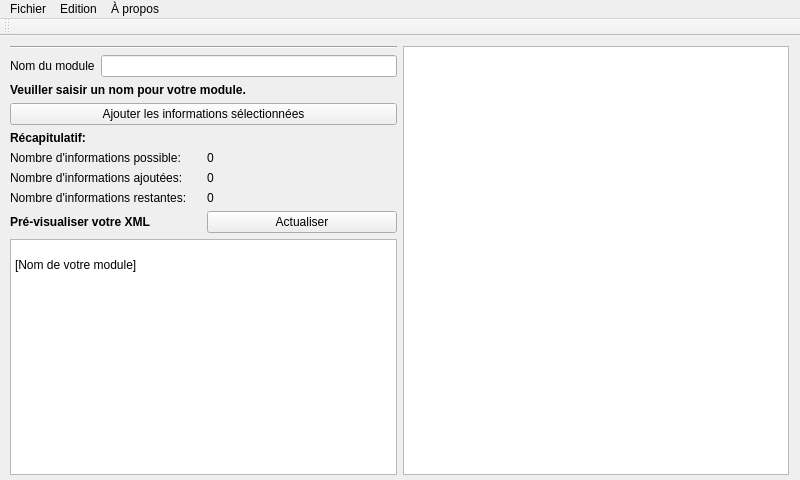
The window that XMLCreator/mainwindow.ui (OCADrone/Desktop) describes before a commit, drawn with Qt 5.
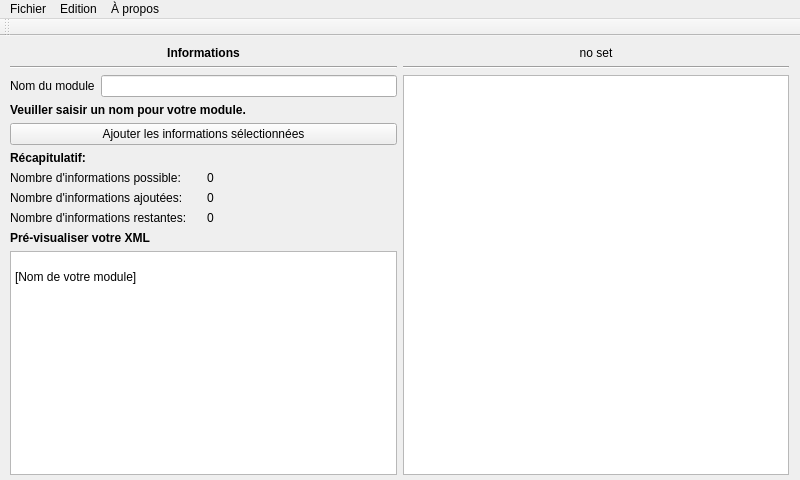
The same window after the commit.

Commit message: [XMLCreator] - GUI Updated: auto refresh XML, total addable information.

```diff
--- a/XMLCreator/mainwindow.ui
+++ b/XMLCreator/mainwindow.ui
@@ -27,15 +27,8 @@
      </rect>
     </property>
     <layout class="QGridLayout" name="gridLayout_2">
-     <item row="0" column="0">
+     <item row="2" column="0">
       <layout class="QVBoxLayout" name="verticalLayout_2">
-       <item>
-        <widget class="Line" name="line">
-         <property name="orientation">
-          <enum>Qt::Horizontal</enum>
-         </property>
-        </widget>
-       </item>
        <item>
         <layout class="QHBoxLayout" name="horizontalLayout">
          <item>
@@ -164,17 +157,13 @@
            </property>
           </widget>
          </item>
-         <item>
-          <widget class="QPushButton" name="refresh">
-           <property name="text">
-            <string>Actualiser</string>
-           </property>
-          </widget>
-         </item>
         </layout>
        </item>
        <item>
         <widget class="QPlainTextEdit" name="XMLvisualizer">
+         <property name="readOnly">
+          <bool>true</bool>
+         </property>
          <property name="plainText">
           <string>&lt;module&gt;
 &lt;name&gt;[Nom de votre module]&lt;/name&gt;
@@ -184,8 +173,52 @@
        </item>
       </layout>
      </item>
+     <item row="2" column="2">
+      <widget class="QListView" name="listView">
+       <property name="editTriggers">
+        <set>QAbstractItemView::NoEditTriggers</set>
+       </property>
+      </widget>
+     </item>
      <item row="0" column="2">
-      <widget class="QListView" name="listView"/>
+      <widget class="QLabel" name="infofromfile">
+       <property name="text">
+        <string>no set</string>
+       </property>
+       <property name="alignment">
+        <set>Qt::AlignCenter</set>
+       </property>
+      </widget>
+     </item>
+     <item row="1" column="0">
+      <widget class="Line" name="line_2">
+       <property name="orientation">
+        <enum>Qt::Horizontal</enum>
+       </property>
+      </widget>
+     </item>
+     <item row="0" column="0">
+      <widget class="QLabel" name="label_10">
+       <property name="font">
+        <font>
+         <weight>75</weight>
+         <bold>true</bold>
+        </font>
+       </property>
+       <property name="text">
+        <string>Informations</string>
+       </property>
+       <property name="alignment">
+        <set>Qt::AlignCenter</set>
+       </property>
+      </widget>
+     </item>
+     <item row="1" column="2">
+      <widget class="Line" name="line_3">
+       <property name="orientation">
+        <enum>Qt::Horizontal</enum>
+       </property>
+      </widget>
      </item>
     </layout>
    </widget>
```
Left out of the diff: 2 changed lines with no effect on the pictures. The commit also changes 2 other files.
